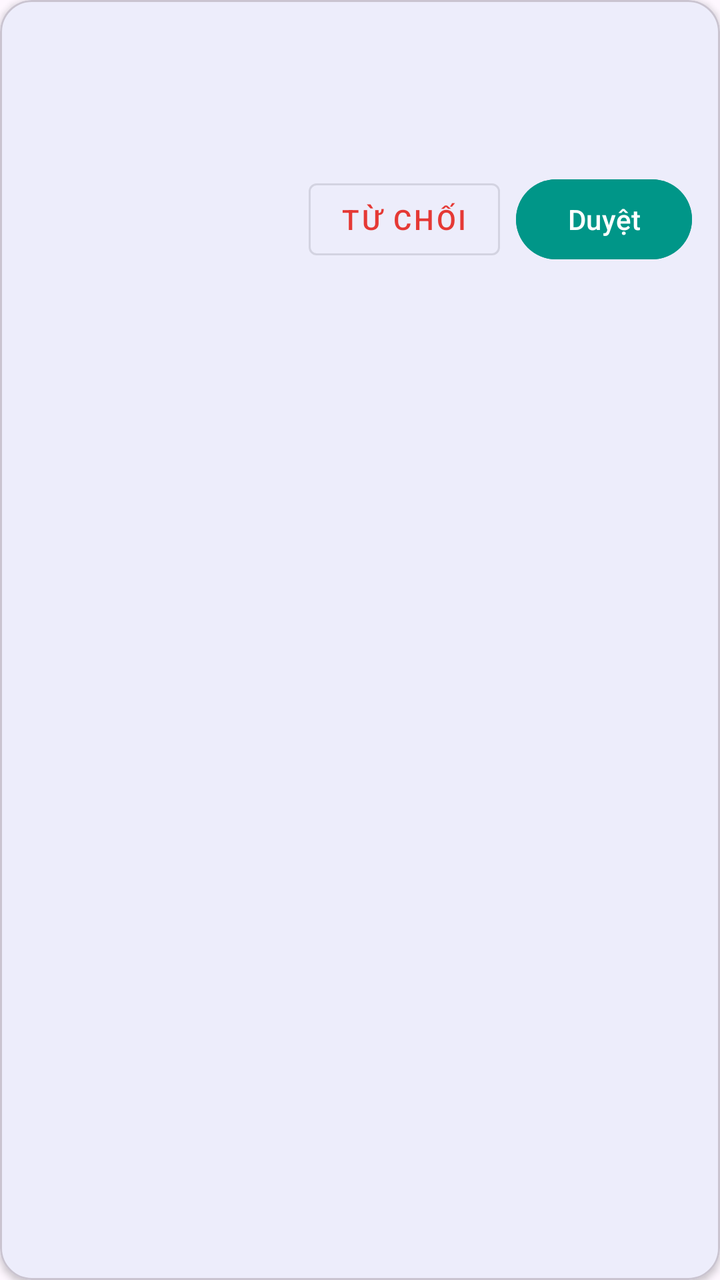
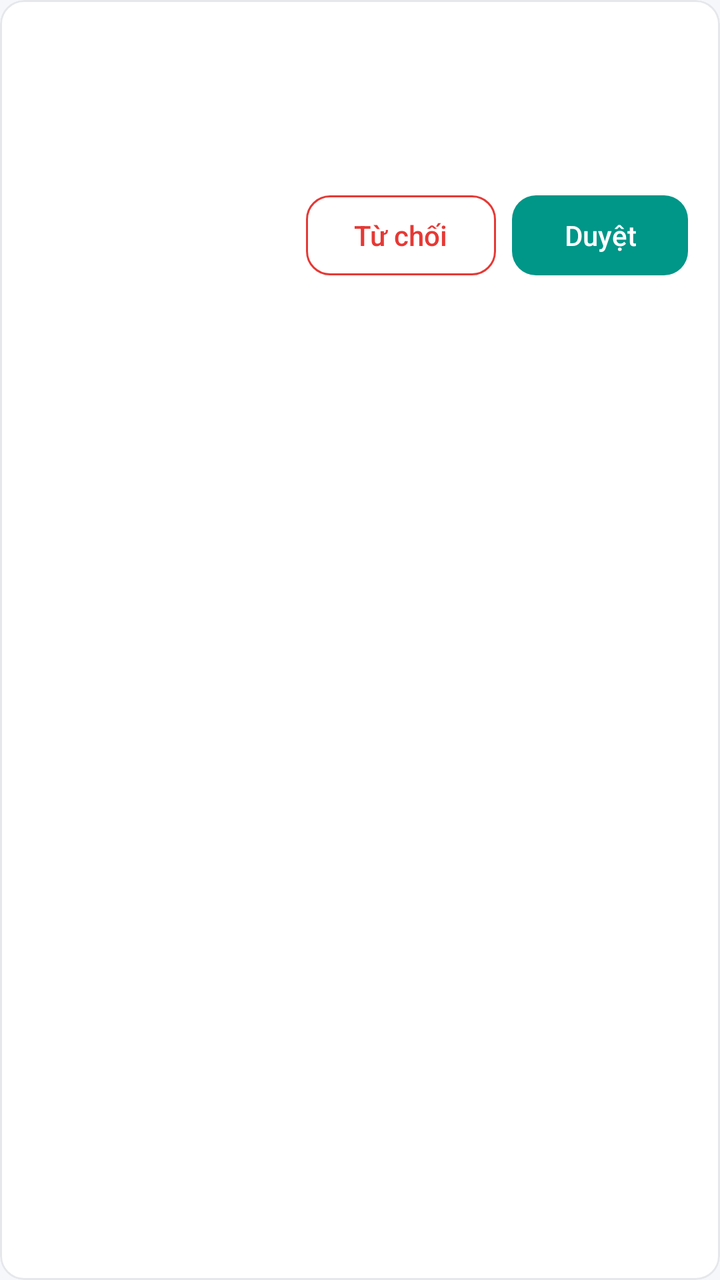

Two renders of the same Android screen: before a commit and after it. Below are the layout's source before the change and the commit's diff.
<!-- AndroidManifest.xml: application theme Theme.QLPT -->
<!-- res/layout/item_approval.xml -->
<?xml version="1.0" encoding="utf-8"?>
<com.google.android.material.card.MaterialCardView xmlns:android="http://schemas.android.com/apk/res/android"
    xmlns:app="http://schemas.android.com/apk/res-auto"
    android:layout_width="match_parent"
    android:layout_height="wrap_content"
    android:layout_marginStart="12dp"
    android:layout_marginEnd="12dp"
    android:layout_marginTop="8dp"
    app:cardCornerRadius="16dp"
    app:cardElevation="2dp">

    <LinearLayout
        android:layout_width="match_parent"
        android:layout_height="wrap_content"
        android:orientation="vertical"
        android:padding="14dp">

        <TextView
            android:id="@+id/tvTitle"
            android:layout_width="match_parent"
            android:layout_height="wrap_content"
            android:textSize="16sp"
            android:textStyle="bold" />

        <TextView
            android:id="@+id/tvLine1"
            android:layout_width="match_parent"
            android:layout_height="wrap_content"
            android:layout_marginTop="2dp" />

        <TextView
            android:id="@+id/tvLine2"
            android:layout_width="match_parent"
            android:layout_height="wrap_content"
            android:layout_marginTop="2dp"
            android:textColor="#666666" />

        <LinearLayout
            android:id="@+id/layoutActions"
            android:layout_width="match_parent"
            android:layout_height="wrap_content"
            android:layout_marginTop="8dp"
            android:gravity="end"
            android:orientation="horizontal">

            <Button
                android:id="@+id/btnReject"
                style="@style/Widget.MaterialComponents.Button.OutlinedButton"
                android:layout_width="wrap_content"
                android:layout_height="wrap_content"
                android:text="Từ chối"
                android:textColor="#E53935" />

            <Button
                android:id="@+id/btnApprove"
                android:layout_width="wrap_content"
                android:layout_height="wrap_content"
                android:layout_marginStart="8dp"
                android:backgroundTint="#009688"
                android:text="Duyệt" />
        </LinearLayout>
    </LinearLayout>
</com.google.android.material.card.MaterialCardView>
<!-- resources referenced by this layout -->
<resources>
  <style name="Base.Theme.QLPT" parent="Theme.Material3.DayNight.NoActionBar">
          <item name="colorPrimary">@color/colorPrimary</item>
          <item name="colorPrimaryDark">@color/colorPrimaryDark</item>
          <item name="colorAccent">@color/colorAccent</item>
          <item name="android:statusBarColor">@color/colorPrimaryDark</item>
          <item name="textInputStyle">@style/App.TextInput</item>
      </style>
  <color name="colorPrimary">#1976D2</color>
  <color name="colorPrimaryDark">#1565C0</color>
  <color name="colorAccent">#FF6F00</color>
  <style name="App.TextInput" parent="Widget.Material3.TextInputLayout.OutlinedBox">
          <item name="boxCornerRadiusTopStart">12dp</item>
          <item name="boxCornerRadiusTopEnd">12dp</item>
          <item name="boxCornerRadiusBottomStart">12dp</item>
          <item name="boxCornerRadiusBottomEnd">12dp</item>
      </style>
  <!-- unchanged entries left out for length: 1 -->
</resources>

<!-- the commit's change to res/layout/item_approval.xml (unified diff, before → after) -->
@@ -1,62 +1,64 @@
 <?xml version="1.0" encoding="utf-8"?>
-<com.google.android.material.card.MaterialCardView xmlns:android="http://schemas.android.com/apk/res/android"
+<com.google.android.material.card.MaterialCardView
+    xmlns:android="http://schemas.android.com/apk/res/android"
     xmlns:app="http://schemas.android.com/apk/res-auto"
     android:layout_width="match_parent"
     android:layout_height="wrap_content"
-    android:layout_marginStart="12dp"
-    android:layout_marginEnd="12dp"
-    android:layout_marginTop="8dp"
-    app:cardCornerRadius="16dp"
-    app:cardElevation="2dp">
+    android:layout_marginStart="16dp"
+    android:layout_marginEnd="16dp"
+    android:layout_marginTop="12dp">
 
     <LinearLayout
         android:layout_width="match_parent"
         android:layout_height="wrap_content"
         android:orientation="vertical"
-        android:padding="14dp">
+        android:padding="16dp">
 
         <TextView
             android:id="@+id/tvTitle"
             android:layout_width="match_parent"
             android:layout_height="wrap_content"
-            android:textSize="16sp"
-            android:textStyle="bold" />
+            android:textStyle="bold"
+            android:textAppearance="@style/TextAppearance.QLPT.CardTitle" />
 
         <TextView
             android:id="@+id/tvLine1"
             android:layout_width="match_parent"
             android:layout_height="wrap_content"
-            android:layout_marginTop="2dp" />
+            android:layout_marginTop="2dp"
+            android:textColor="@color/qlpt_text"
+            android:textSize="14sp" />
 
         <TextView
             android:id="@+id/tvLine2"
             android:layout_width="match_parent"
             android:layout_height="wrap_content"
-            android:layout_marginTop="2dp"
-            android:textColor="#666666" />
+            android:layout_marginTop="4dp"
+            android:textAppearance="@style/TextAppearance.QLPT.Body" />
 
         <LinearLayout
             android:id="@+id/layoutActions"
             android:layout_width="match_parent"
             android:layout_height="wrap_content"
-            android:layout_marginTop="8dp"
+            android:layout_marginTop="12dp"
             android:gravity="end"
             android:orientation="horizontal">
 
             <Button
                 android:id="@+id/btnReject"
-                style="@style/Widget.MaterialComponents.Button.OutlinedButton"
+                style="@style/Widget.QLPT.Button.Outlined"
                 android:layout_width="wrap_content"
                 android:layout_height="wrap_content"
                 android:text="Từ chối"
-                android:textColor="#E53935" />
+                android:textColor="@color/qlpt_error"
+                app:strokeColor="@color/qlpt_error" />
 
             <Button
                 android:id="@+id/btnApprove"
+                style="@style/Widget.QLPT.Button"
                 android:layout_width="wrap_content"
                 android:layout_height="wrap_content"
                 android:layout_marginStart="8dp"
-                android:backgroundTint="#009688"
                 android:text="Duyệt" />
         </LinearLayout>
     </LinearLayout>
<!-- resource entries referenced after the edit -->
@@ -1,21 +1,110 @@
 <!-- resources referenced by this layout -->
 <resources>
-  <style name="Base.Theme.QLPT" parent="Theme.Material3.DayNight.NoActionBar">
+  <color name="qlpt_error">#E53935</color>
+  <color name="qlpt_text">#212121</color>
+  <style name="TextAppearance.QLPT.Body" parent="TextAppearance.Material3.BodyMedium">
+          <item name="android:textSize">14sp</item>
+          <item name="android:textColor">@color/qlpt_text_secondary</item>
+      </style>
+  <style name="TextAppearance.QLPT.CardTitle" parent="TextAppearance.Material3.TitleMedium">
+          <item name="android:textSize">16sp</item>
+          <item name="android:textColor">@color/qlpt_text</item>
+      </style>
+  <style name="Widget.QLPT.Button" parent="Widget.Material3.Button">
+          <item name="cornerRadius">12dp</item>
+          <item name="android:textAllCaps">false</item>
+          <item name="android:letterSpacing">0</item>
+      </style>
+  <style name="Widget.QLPT.Button.Outlined" parent="Widget.Material3.Button.OutlinedButton">
+          <item name="cornerRadius">12dp</item>
+          <item name="android:textAllCaps">false</item>
+          <item name="android:letterSpacing">0</item>
+          <item name="strokeColor">@color/qlpt_border</item>
+      </style>
+  <color name="qlpt_text_secondary">#616161</color>
+  <color name="qlpt_border">#E5E7EB</color>
+  <style name="Base.Theme.QLPT" parent="Theme.Material3.Light.NoActionBar">
+          
           <item name="colorPrimary">@color/colorPrimary</item>
+          <item name="colorOnPrimary">@color/qlpt_surface</item>
+          <item name="colorPrimaryContainer">@color/qlpt_primary_container</item>
+          <item name="colorOnPrimaryContainer">@color/qlpt_on_primary_container</item>
           <item name="colorPrimaryDark">@color/colorPrimaryDark</item>
           <item name="colorAccent">@color/colorAccent</item>
+  
+          
+          <item name="colorSecondary">@color/qlpt_accent</item>
+          <item name="colorOnSecondary">@color/qlpt_surface</item>
+          <item name="colorSecondaryContainer">@color/qlpt_primary_container</item>
+          <item name="colorOnSecondaryContainer">@color/qlpt_on_primary_container</item>
+  
+          <item name="colorError">@color/qlpt_error</item>
+  
+          
+          <item name="android:colorBackground">@color/qlpt_background</item>
+          <item name="colorSurface">@color/qlpt_surface</item>
+          <item name="colorSurfaceContainer">@color/qlpt_surface</item>
+          <item name="colorOnSurface">@color/qlpt_text</item>
+          <item name="colorOnSurfaceVariant">@color/qlpt_text_secondary</item>
+          <item name="colorOutline">@color/qlpt_text_hint</item>
+          <item name="colorOutlineVariant">@color/qlpt_border</item>
+  
+          
           <item name="android:statusBarColor">@color/colorPrimaryDark</item>
+          <item name="android:windowLightStatusBar">@bool/qlpt_light_status_bar</item>
+  
+          
+          <item name="materialButtonStyle">@style/Widget.QLPT.Button</item>
+          <item name="materialButtonOutlinedStyle">@style/Widget.QLPT.Button.Outlined</item>
+          <item name="materialCardViewStyle">@style/Widget.QLPT.Card</item>
           <item name="textInputStyle">@style/App.TextInput</item>
+          <item name="bottomNavigationStyle">@style/Widget.QLPT.BottomNav</item>
+          <item name="bottomSheetDialogTheme">@style/ThemeOverlay.QLPT.BottomSheetDialog</item>
       </style>
-  <color name="colorPrimary">#1976D2</color>
-  <color name="colorPrimaryDark">#1565C0</color>
-  <color name="colorAccent">#FF6F00</color>
+  <color name="colorPrimary">@color/qlpt_primary</color>
+  <color name="qlpt_surface">#FFFFFF</color>
+  <color name="qlpt_primary_container">#E0F2F1</color>
+  <color name="qlpt_on_primary_container">#00695C</color>
+  <color name="colorPrimaryDark">@color/qlpt_primary_dark</color>
+  <color name="colorAccent">@color/qlpt_accent</color>
+  <color name="qlpt_accent">#F57C00</color>
+  <color name="qlpt_background">#F5F7FA</color>
+  <color name="qlpt_text_hint">#9E9E9E</color>
+  <style name="Widget.QLPT.Card" parent="Widget.Material3.CardView.Outlined">
+          <item name="cardCornerRadius">12dp</item>
+          <item name="cardElevation">0dp</item>
+          <item name="strokeWidth">1dp</item>
+          <item name="strokeColor">@color/qlpt_border</item>
+          <item name="cardBackgroundColor">@color/qlpt_surface</item>
+      </style>
   <style name="App.TextInput" parent="Widget.Material3.TextInputLayout.OutlinedBox">
+          
+          <item name="boxBackgroundColor">@color/qlpt_surface</item>
           <item name="boxCornerRadiusTopStart">12dp</item>
           <item name="boxCornerRadiusTopEnd">12dp</item>
           <item name="boxCornerRadiusBottomStart">12dp</item>
           <item name="boxCornerRadiusBottomEnd">12dp</item>
       </style>
+  <style name="Widget.QLPT.BottomNav" parent="Widget.Material3.BottomNavigationView">
+          <item name="backgroundTint">@color/qlpt_surface</item>
+          <item name="elevation">8dp</item>
+      </style>
+  <style name="ThemeOverlay.QLPT.BottomSheetDialog" parent="ThemeOverlay.Material3.BottomSheetDialog">
+          <item name="bottomSheetStyle">@style/Widget.QLPT.BottomSheet</item>
+      </style>
+  <color name="qlpt_primary">#009688</color>
+  <color name="qlpt_primary_dark">#00796B</color>
+  <style name="Widget.QLPT.BottomSheet" parent="Widget.Material3.BottomSheet.Modal">
+          <item name="backgroundTint">@color/qlpt_surface</item>
+          <item name="shapeAppearance">@style/ShapeAppearance.QLPT.BottomSheet</item>
+      </style>
+  <style name="ShapeAppearance.QLPT.BottomSheet" parent="">
+          <item name="cornerFamily">rounded</item>
+          <item name="cornerSizeTopLeft">24dp</item>
+          <item name="cornerSizeTopRight">24dp</item>
+          <item name="cornerSizeBottomLeft">0dp</item>
+          <item name="cornerSizeBottomRight">0dp</item>
+      </style>
   <!-- unchanged entries left out for length: 1 -->
 </resources>
 
